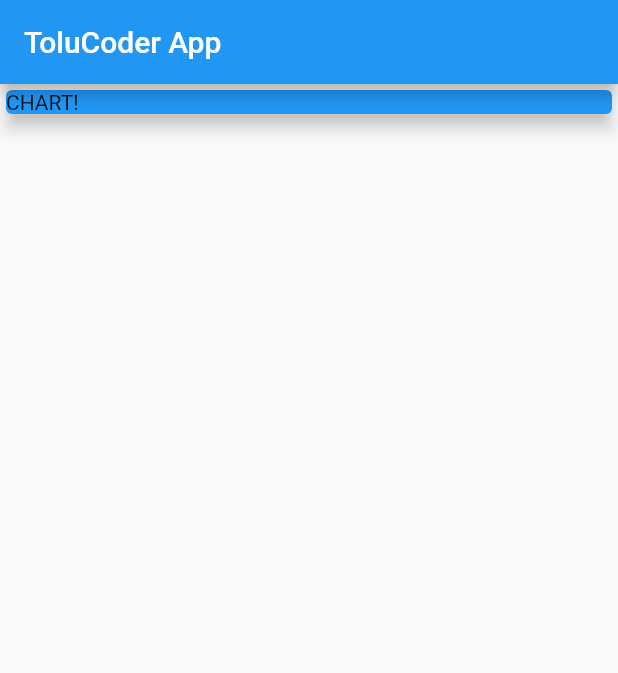
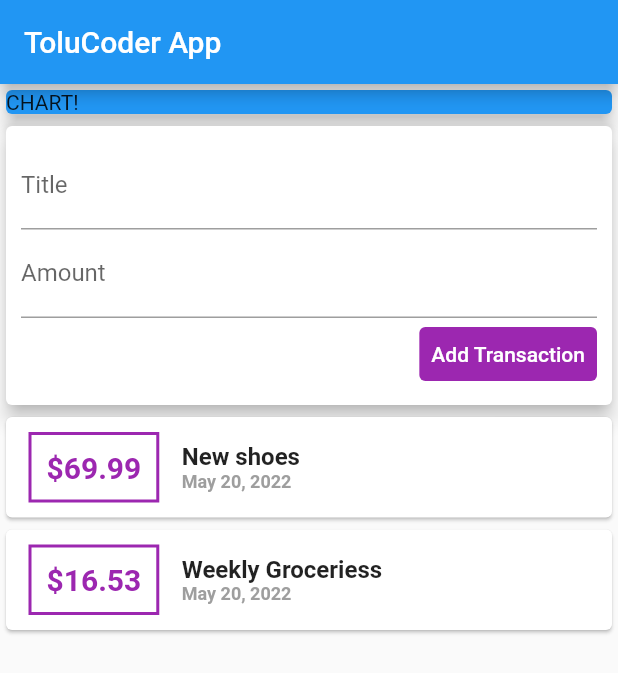
Before and after one commit to Tolulope05/e_planner, a Flutter app: the screen it shows after launch, on a phone screen of 412 x 824 dp. Shown: the top 673 px of the screen. Run offline on Flutter 3.47's test engine with Material 2 defaults, Android fonts, the light colour scheme and no system bars.

Commit message:
success connecting widgets and mananging data state

```diff
--- a/lib/main.dart
+++ b/lib/main.dart
@@ -1,4 +1,6 @@
 import 'package:flutter/material.dart';
+
+import './widgets/user_transactions.dart';
 
 void main() {
   runApp(MyApp());
@@ -35,6 +37,7 @@ class MyhomePage extends StatelessWidget {
               ),
             ),
           ),
+          UserTransactions(),
         ],
       ),
     );
--- a/lib/widgets/transaction_list.dart
+++ b/lib/widgets/transaction_list.dart
@@ -1,11 +1,17 @@
 import 'package:flutter/material.dart';
 import 'package:intl/intl.dart';
 
+import '../models/transaction.dart';
+
 class TransactionList extends StatelessWidget {
+  final List<Transaction> transactions;
+
+  TransactionList(this.transactions);
+
   @override
   Widget build(BuildContext context) {
     return Column(
-      children: _userTransactions.map((tx) {
+      children: transactions.map((tx) {
         return Card(
           child: Row(
             children: [
--- a/lib/widgets/user_transactions.dart
+++ b/lib/widgets/user_transactions.dart
@@ -26,12 +26,26 @@ class _UserTransactionsState extends State<UserTransactions> {
       date: DateTime.now(),
     )
   ];
+
+  void _addNewTransaction(String title, double amount) {
+    final newTx = Transaction(
+      id: DateTime.now().toString(),
+      title: title,
+      amount: amount,
+      date: DateTime.now(),
+    );
+
+    setState(() {
+      _userTransactions.add(newTx);
+    });
+  }
+
   @override
   Widget build(BuildContext context) {
     return Column(
       children: [
         NewTransaction(),
-        TransactionList(),
+        TransactionList(_userTransactions),
       ],
     );
   }
```
